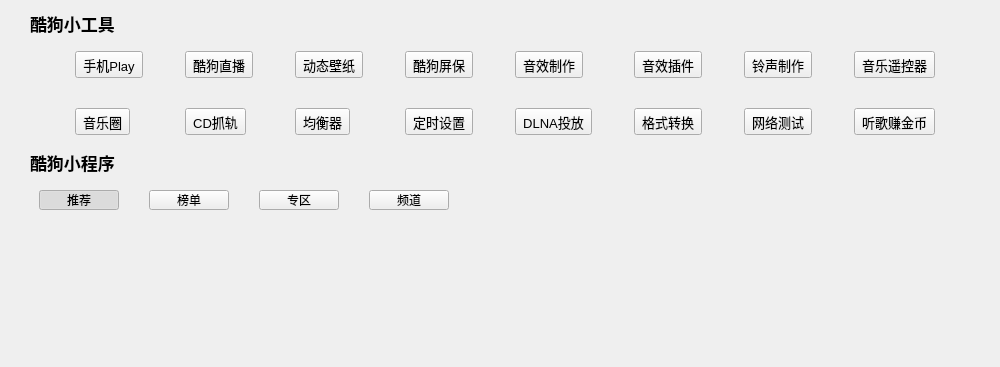
Above: KuGouStart/Search/Search.ui from a-mo-xi-wei/Qt-KuGouAppClient before the change; both pictures show x 0 to 1000 and y 0 to 367 of the 1000 by 700 pixel window. Below: the same form after it.
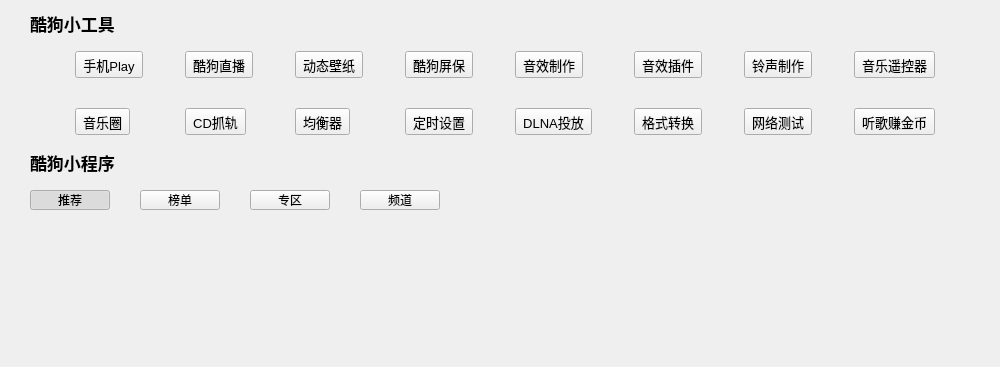
That is the form after the change.

What changed in the file:
```diff
--- a/KuGouStart/Search/Search.ui
+++ b/KuGouStart/Search/Search.ui
@@ -469,6 +469,9 @@
       <property name="spacing">
        <number>30</number>
       </property>
+      <property name="leftMargin">
+       <number>0</number>
+      </property>
       <item>
        <layout class="QVBoxLayout" name="verticalLayout">
         <property name="spacing">
```
Left out of the diff: 2 changed lines with no effect on the pictures.
